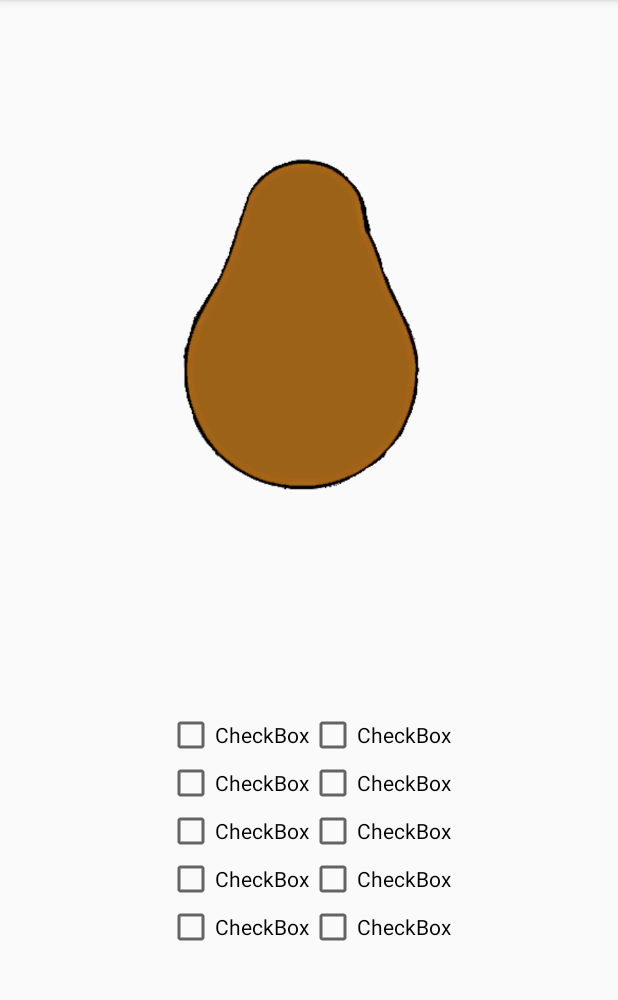
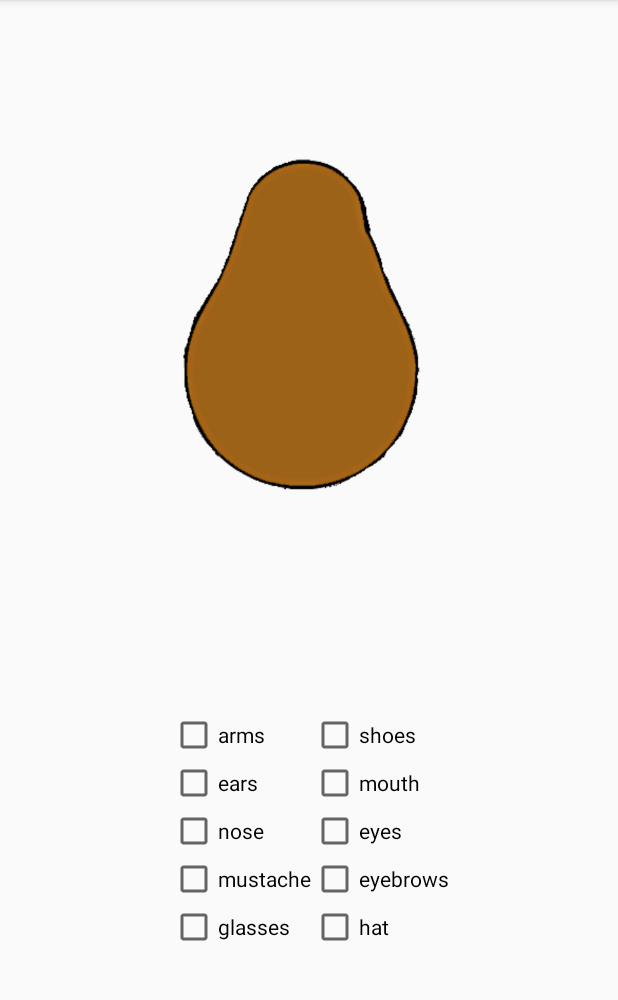
Before and after one commit to MadeOfMagicAndWires/Potatohead, an Android app: the screen it shows after launch (MainActivity), on a phone screen of 412 x 824 dp, the part 84-1084 px from its top. Run offline under Robolectric (Android 15) with nearby library versions, the phone set to English and light mode, and no system bars.

Commit message:
Version 0.1
Signed-off-by: Joost Bremmer <contact@madeofmagicandwires.online>

```diff
--- a/app/src/main/java/online/madeofmagicandwires/potatohead/MainActivity.java
+++ b/app/src/main/java/online/madeofmagicandwires/potatohead/MainActivity.java
@@ -1,9 +1,11 @@
 package online.madeofmagicandwires.potatohead;
 
+import android.content.res.Resources;
 import android.support.v7.app.AppCompatActivity;
 import android.os.Bundle;
 import android.util.Log;
 import android.view.View;
+import android.widget.CheckBox;
 
 public class MainActivity extends AppCompatActivity {
 
@@ -13,7 +15,56 @@ public class MainActivity extends AppCompatActivity {
         setContentView(R.layout.activity_main);
     }
 
+    /**
+     * Onclick function for checkboxes. Finds the corresponding ImageView and toggles its visibility.
+     * @param v Checkbox object that called the function.
+     */
     public void checkClicked(View v ) {
-        Log.d("potato", " checkClicked: ");
+        CheckBox box = (CheckBox) v;
+        String boxText = box.getText().toString();
+
+        try {
+            View image = findViewByIdString(boxText);
+            toggleVisibility(image);
+        } catch(Resources.NotFoundException e){
+            Log.w("potato", e.getMessage());
+        }
+
+        Log.d("potato", boxText);
+
+
+    }
+
+    /**
+     * Searches Resources for a View with the id named String
+     * example: findViewByIdString("foobar") returns R.id.foobar
+     * @param  idString: a String of the id
+     * @return the found View
+     * @see 'https://stackoverflow.com/a/4865350' for inspiration
+     * @throws Resources.NotFoundException;
+     *
+     */
+    public View findViewByIdString(String idString){
+
+        int resId = getResources().getIdentifier(idString, "id", getPackageName());
+        if(resId != 0){
+            return findViewById(resId);
+        } else {
+            throw new Resources.NotFoundException("No View by id " + idString + " found.");
+        }
+
+    }
+
+    /**
+     * toggles the visibility of a View between 0 and 1
+     * @param v: a view object to toggle visibility on
+     *
+     **/
+    public void toggleVisibility(View v) {
+        if (v.getVisibility() == View.INVISIBLE) {
+            v.setVisibility(View.VISIBLE);
+        } else {
+            v.setVisibility(View.INVISIBLE);
+        }
     }
 }
--- a/app/src/main/res/layout/activity_main.xml
+++ b/app/src/main/res/layout/activity_main.xml
@@ -73,6 +73,14 @@
             app:srcCompat="@drawable/eyes" />
 
         <ImageView
+            android:id="@+id/mustache"
+            android:layout_width="match_parent"
+            android:layout_height="match_parent"
+            android:contentDescription="mustache imageview"
+            android:visibility="invisible"
+            app:srcCompat="@drawable/mustache" />
+
+        <ImageView
             android:id="@+id/eyebrows"
             android:layout_width="match_parent"
             android:layout_height="match_parent"
@@ -113,73 +121,75 @@
 
 
         <CheckBox
-            android:id="@+id/checkBox1"
+            android:id="@+id/checkBoxArms"
             android:layout_width="wrap_content"
             android:layout_height="wrap_content"
             android:onClick="checkClicked"
-            android:text="CheckBox" />
+            android:text="arms" />
 
         <CheckBox
-            android:id="@+id/checkBox2"
+            android:id="@+id/checkBoxShoes"
             android:layout_width="wrap_content"
             android:layout_height="wrap_content"
             android:onClick="checkClicked"
-            android:text="CheckBox" />
+            android:text="shoes" />
 
         <CheckBox
-            android:id="@+id/checkBox3"
+            android:id="@+id/checkBoxEars"
             android:layout_width="wrap_content"
             android:layout_height="wrap_content"
             android:onClick="checkClicked"
-            android:text="CheckBox" />
+            android:text="ears" />
 
         <CheckBox
-            android:id="@+id/checkBox4"
+            android:id="@+id/checkBoxMouth"
             android:layout_width="wrap_content"
             android:layout_height="wrap_content"
             android:onClick="checkClicked"
-            android:text="CheckBox" />
+            android:text="mouth" />
 
         <CheckBox
-            android:id="@+id/checkBox5"
+            android:id="@+id/checkBoxNose"
             android:layout_width="wrap_content"
             android:layout_height="wrap_content"
             android:onClick="checkClicked"
-            android:text="CheckBox" />
+            android:text="nose" />
 
         <CheckBox
-            android:id="@+id/checkBox6"
+            android:id="@+id/checkBoxEyes"
             android:layout_width="wrap_content"
             android:layout_height="wrap_content"
             android:onClick="checkClicked"
-            android:text="CheckBox" />
+            android:text="eyes" />
 
         <CheckBox
-            android:id="@+id/checkBox7"
+            android:id="@+id/checkBoxMustache"
             android:layout_width="wrap_content"
             android:layout_height="wrap_content"
             android:onClick="checkClicked"
-            android:text="CheckBox" />
+            android:text="mustache" />
 
         <CheckBox
-            android:id="@+id/checkBox8"
+            android:id="@+id/checkBoxEyebrows"
             android:layout_width="wrap_content"
             android:layout_height="wrap_content"
             android:onClick="checkClicked"
-            android:text="CheckBox" />
+            android:text="eyebrows" />
 
         <CheckBox
-            android:id="@+id/checkBox9"
+            android:id="@+id/checkBoxGlasses"
             android:layout_width="wrap_content"
             android:layout_height="wrap_content"
             android:onClick="checkClicked"
-            android:text="CheckBox" />
+            android:text="glasses" />
 
         <CheckBox
-            android:id="@+id/checkBox0"
+            android:id="@+id/checkBoxHat"
             android:layout_width="wrap_content"
             android:layout_height="wrap_content"
             android:onClick="checkClicked"
-            android:text="CheckBox" />
+            android:text="hat" />
+
+
     </GridLayout>
 </android.support.constraint.ConstraintLayout>
```
